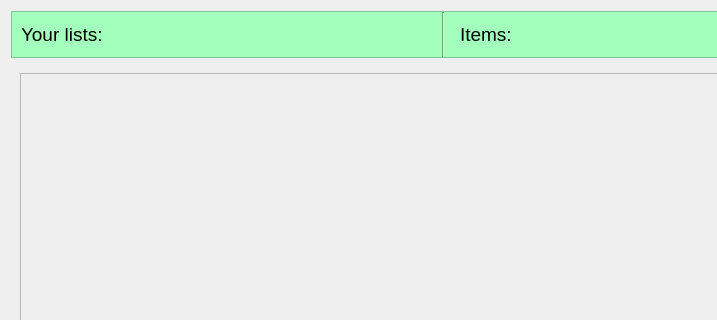
Old version of the form src/Client/View/MainPage/List/ListsSubPage/ListsSubPage.ui in the repository iodream/Spend-Note; both pictures show x 0 to 717 and y 0 to 320 of the 887 by 602 pixel window.
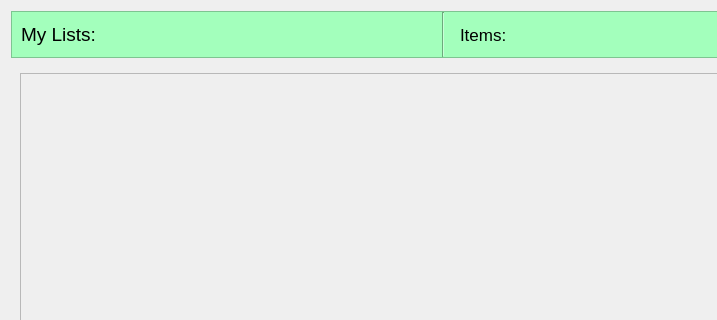
New version of the form. Icons and pictures are not drawn.

```diff
--- a/src/Client/View/MainPage/List/ListsSubPage/ListsSubPage.ui
+++ b/src/Client/View/MainPage/List/ListsSubPage/ListsSubPage.ui
@@ -66,7 +66,7 @@
             </font>
            </property>
            <property name="text">
-            <string>Your lists:</string>
+            <string>My Lists:</string>
            </property>
           </widget>
          </item>
@@ -87,7 +87,7 @@
           <widget class="QLabel" name="label">
            <property name="font">
             <font>
-             <pointsize>14</pointsize>
+             <pointsize>13</pointsize>
              <bold>false</bold>
             </font>
            </property>
```
Left out of the diff: 2 changed lines with no effect on the pictures.
